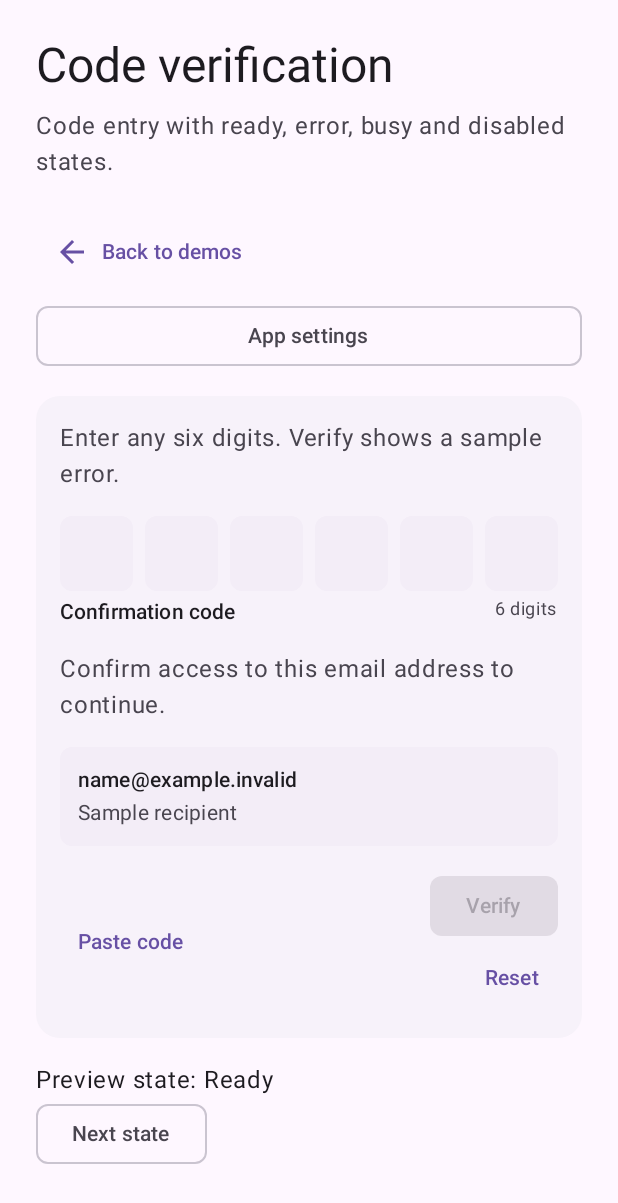
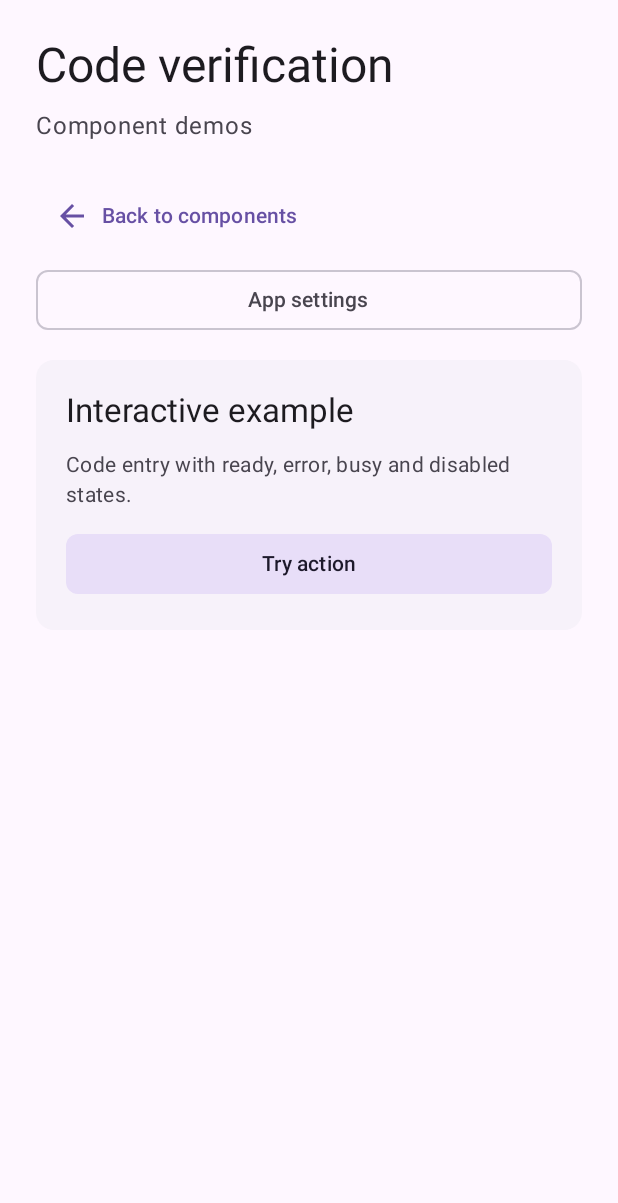
Before and after one commit to lambdawalker/android.ui.common, an Android app built with Jetpack Compose: the screen it shows after launch (MainActivity), after a tap on "Code verification", on a phone screen of 412 x 824 dp. Shown: the top 1203 px of the screen. Run offline under Robolectric (Android 15) with nearby library versions, the phone set to English and light mode, and no system bars.

Commit message:
Add a dedicated demo catalog between components and examples

```diff
--- a/app/src/main/kotlin/com/apexfission/android/ui/common/sample/ComponentDemos.kt
+++ b/app/src/main/kotlin/com/apexfission/android/ui/common/sample/ComponentDemos.kt
@@ -29,13 +29,19 @@ internal enum class ComponentDemo(@param:StringRes val title: Int, @param:String
 /** Navigation and example state belong to the unpublished sample, never the library. */
 @Composable
 internal fun ComponentDemoApp(onOpenSettings: () -> Unit) {
+    var component by rememberSaveable { mutableStateOf<ComponentDemo?>(null) }
     var selected by rememberSaveable { mutableStateOf<ComponentDemo?>(null) }
     val catalogState = rememberSaveableStateHolder()
-    BackHandler(enabled = selected != null) { selected = null }
+    BackHandler(enabled = component != null) { if (selected != null) selected = null else component = null }
     val demo = selected
-    if (demo == null) {
+    if (component == null) {
         catalogState.SaveableStateProvider("catalog") {
-            ComponentCatalog(onOpenDemo = { selected = it }, onOpenSettings = onOpenSettings)
+            ComponentCatalog(onOpenDemo = { component = it }, onOpenSettings = onOpenSettings)
+        }
+    } else if (demo == null) {
+        catalogState.SaveableStateProvider("demos-${component!!.name}") {
+            ComponentDemoList(component!!, onOpenDemo = { selected = component },
+                onBack = { component = null }, onOpenSettings = onOpenSettings)
         }
     } else key(demo) {
         ComponentDemoScreen(demo, onBack = { selected = null }, onOpenSettings = onOpenSettings)
@@ -65,13 +71,27 @@ internal fun ComponentCatalog(onOpenDemo: (ComponentDemo) -> Unit = {}, onOpenSe
     }
 }
 
+/** Every component owns its demo catalog; add scenarios here as components grow. */
 @Composable
-private fun DemoHeaderActions(onOpenSettings: () -> Unit, onBack: (() -> Unit)? = null) {
+internal fun ComponentDemoList(component: ComponentDemo, onOpenDemo: () -> Unit = {},
+    onBack: () -> Unit = {}, onOpenSettings: () -> Unit = {}) {
+    CatalogScreen(title = stringResource(component.title),
+        description = stringResource(R.string.component_demos),
+        headerActions = { DemoHeaderActions(onOpenSettings, onBack, R.string.back_to_components) }) {
+        item {
+            ActionCard(stringResource(R.string.interactive_demo), stringResource(component.description),
+                stringResource(R.string.open), onOpenDemo)
+        }
+    }
+}
+
+@Composable
+private fun DemoHeaderActions(onOpenSettings: () -> Unit, onBack: (() -> Unit)? = null, @StringRes backLabel: Int = R.string.back_to_demos) {
     Column(verticalArrangement = Arrangement.spacedBy(8.dp)) {
         if (onBack != null) TextButton(onClick = onBack, shape = MaterialTheme.shapes.small) {
             Icon(painterResource(R.drawable.demo_back), contentDescription = null)
             Spacer(Modifier.width(8.dp))
-            Text(stringResource(R.string.back_to_demos))
+            Text(stringResource(backLabel))
         }
         OutlinedButton(onClick = onOpenSettings, modifier = Modifier.fillMaxWidth(), shape = MaterialTheme.shapes.small) {
             Text(stringResource(R.string.app_settings))
--- a/app/src/main/res/values/strings.xml
+++ b/app/src/main/res/values/strings.xml
@@ -37,4 +37,7 @@
     <string name="recipient_demo_description">A wrapping destination and status supplied by the host.</string>
     <string name="empty_demo">Empty state</string>
     <string name="incorrect_code">Incorrect code</string>
+    <string name="component_demos">Component demos</string>
+    <string name="back_to_components">Back to components</string>
+    <string name="interactive_demo">Interactive example</string>
 </resources>
```
Also changed, not shown: 2 other files.
